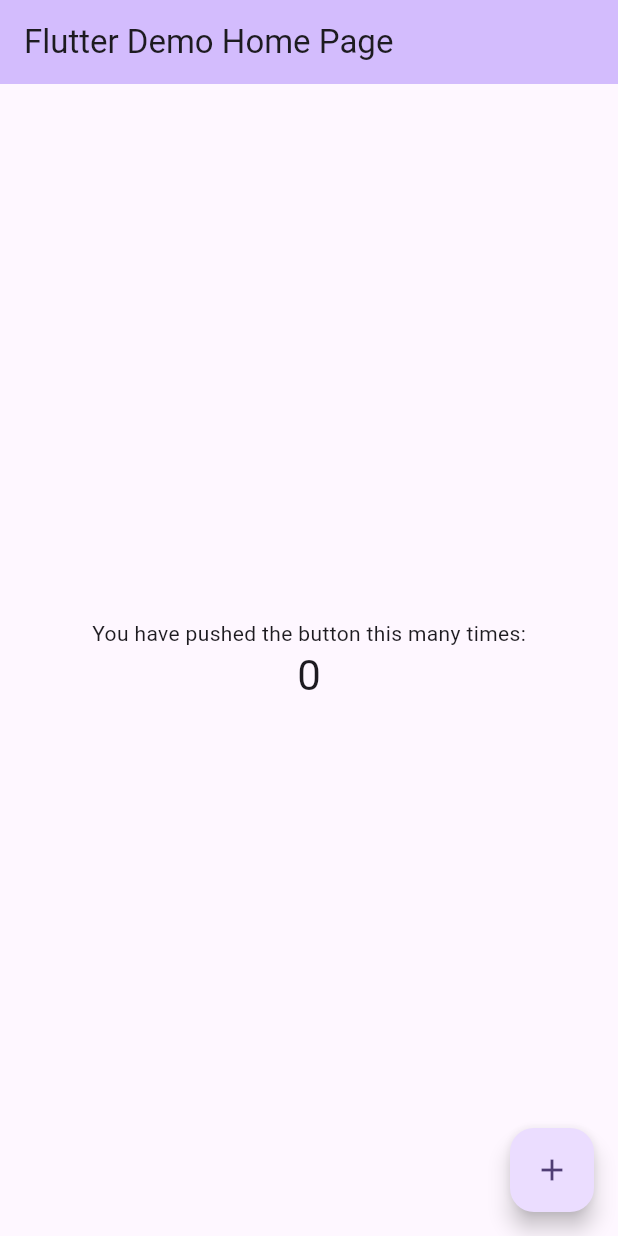
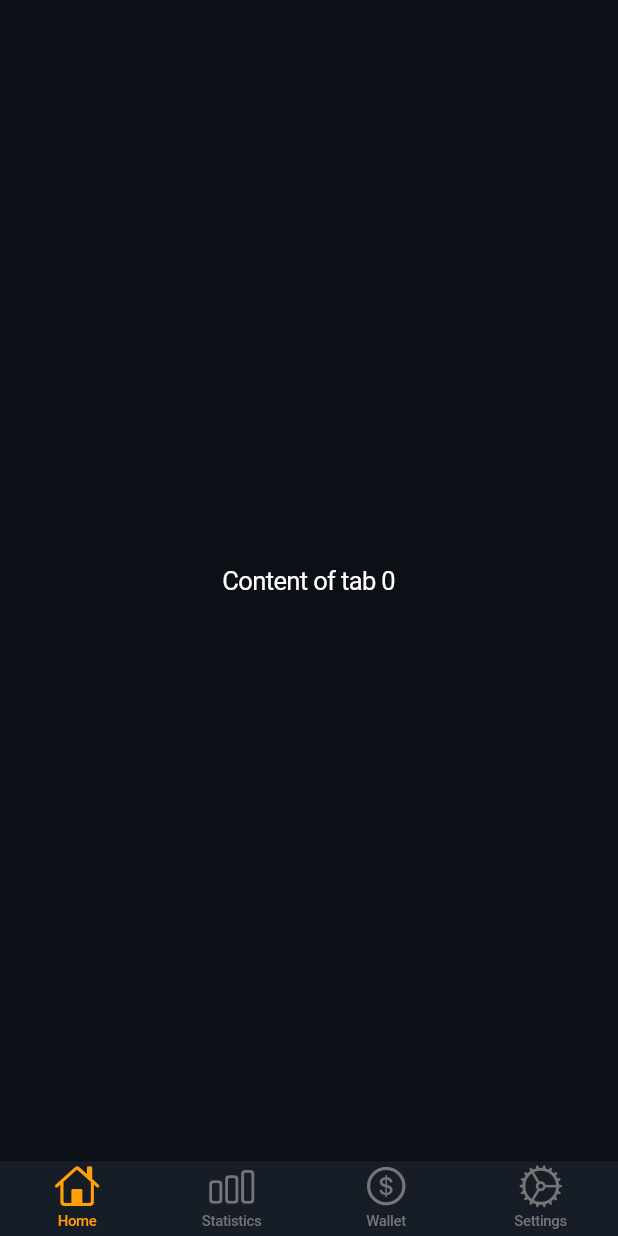
Before and after one commit to Gloacky/moneta, a Flutter app: the screen it shows after launch, on a phone screen of 412 x 824 dp. Run offline on Flutter 3.47's test engine with Material 3 defaults, Android fonts, the phone set to English and light mode, and no system bars; our stand-ins replace cupertino_ui, material_ui.

Commit message:
implemented bottom navigation bar

```diff
--- a/lib/main.dart
+++ b/lib/main.dart
@@ -1,122 +1,23 @@
-import 'package:material_ui/material_ui.dart';
+import 'package:cupertino_ui/cupertino_ui.dart';
+import 'shared/widgets/bottom_navigation.dart';
 
-void main() {
-  runApp(const MyApp());
+void main(){
+  runApp(const Moneta());
 }
 
-class MyApp extends StatelessWidget {
-  const MyApp({super.key});
+class Moneta extends StatelessWidget{
+  const Moneta({super.key});
 
-  // This widget is the root of your application.
   @override
-  Widget build(BuildContext context) {
-    return MaterialApp(
-      title: 'Flutter Demo',
-      theme: ThemeData(
-        // This is the theme of your application.
-        //
-        // TRY THIS: Try running your application with "flutter run". You'll see
-        // the application has a purple toolbar. Then, without quitting the app,
-        // try changing the seedColor in the colorScheme below to Colors.green
-        // and then invoke "hot reload" (save your changes or press the "hot
-        // reload" button in a Flutter-supported IDE, or press "r" if you used
-        // the command line to start the app).
-        //
-        // Notice that the counter didn't reset back to zero; the application
-        // state is not lost during the reload. To reset the state, use hot
-        // restart instead.
-        //
-        // This works for code too, not just values: Most code changes can be
-        // tested with just a hot reload.
-        colorScheme: .fromSeed(seedColor: Colors.deepPurple),
+  Widget build(BuildContext context){
+    return const CupertinoApp(
+      debugShowCheckedModeBanner: false,
+      theme:CupertinoThemeData(
+        brightness: Brightness.dark,
+        scaffoldBackgroundColor: Color(0xFF0D1117),
+        primaryColor: CupertinoColors.systemOrange,
       ),
-      home: const MyHomePage(title: 'Flutter Demo Home Page'),
+      home: BottomNavigation(),
     );
   }
 }
-
-class MyHomePage extends StatefulWidget {
-  const MyHomePage({super.key, required this.title});
-
-  // This widget is the home page of your application. It is stateful, meaning
-  // that it has a State object (defined below) that contains fields that affect
-  // how it looks.
-
-  // This class is the configuration for the state. It holds the values (in this
-  // case the title) provided by the parent (in this case the App widget) and
-  // used by the build method of the State. Fields in a Widget subclass are
-  // always marked "final".
-
-  final String title;
-
-  @override
-  State<MyHomePage> createState() => _MyHomePageState();
-}
-
-class _MyHomePageState extends State<MyHomePage> {
-  int _counter = 0;
-
-  void _incrementCounter() {
-    setState(() {
-      // This call to setState tells the Flutter framework that something has
-      // changed in this State, which causes it to rerun the build method below
-      // so that the display can reflect the updated values. If we changed
-      // _counter without calling setState(), then the build method would not be
-      // called again, and so nothing would appear to happen.
-      _counter++;
-    });
-  }
-
-  @override
-  Widget build(BuildContext context) {
-    // This method is rerun every time setState is called, for instance as done
-    // by the _incrementCounter method above.
-    //
-    // The Flutter framework has been optimized to make rerunning build methods
-    // fast, so that you can just rebuild anything that needs updating rather
-    // than having to individually change instances of widgets.
-    return Scaffold(
-      appBar: AppBar(
-        // TRY THIS: Try changing the color here to a specific color (to
-        // Colors.amber, perhaps?) and trigger a hot reload to see the AppBar
-        // change color while the other colors stay the same.
-        backgroundColor: Theme.of(context).colorScheme.inversePrimary,
-        // Here we take the value from the MyHomePage object that was created by
-        // the App.build method, and use it to set our appbar title.
-        title: Text(widget.title),
-      ),
-      body: Center(
-        // Center is a layout widget. It takes a single child and positions it
-        // in the middle of the parent.
-        child: Column(
-          // Column is also a layout widget. It takes a list of children and
-          // arranges them vertically. By default, it sizes itself to fit its
-          // children horizontally, and tries to be as tall as its parent.
-          //
-          // Column has various properties to control how it sizes itself and
-          // how it positions its children. Here we use mainAxisAlignment to
-          // center the children vertically; the main axis here is the vertical
-          // axis because Columns are vertical (the cross axis would be
-          // horizontal).
-          //
-          // TRY THIS: Invoke "debug painting" (choose the "Toggle Debug Paint"
-          // action in the IDE, or press "p" in the console), to see the
-          // wireframe for each widget.
-          mainAxisAlignment: .center,
-          children: [
-            const Text('You have pushed the button this many times:'),
-            Text(
-              '$_counter',
-              style: Theme.of(context).textTheme.headlineMedium,
-            ),
-          ],
-        ),
-      ),
-      floatingActionButton: FloatingActionButton(
-        onPressed: _incrementCounter,
-        tooltip: 'Increment',
-        child: const Icon(Icons.add),
-      ),
-    );
-  }
-}
--- /dev/null
+++ b/lib/shared/widgets/bottom_navigation.dart
@@ -0,0 +1,41 @@
+import 'package:cupertino_ui/cupertino_ui.dart';
+import 'package:material_ui/material_ui.dart';
+
+
+class BottomNavigation extends StatelessWidget{
+  const BottomNavigation({super.key});
+
+  @override
+  Widget build(BuildContext context){
+    return CupertinoTabScaffold(
+      tabBar:CupertinoTabBar(
+        backgroundColor: const Color(0xFF171D26),
+        items: const <BottomNavigationBarItem>[
+          BottomNavigationBarItem(
+            icon:Icon(CupertinoIcons.home),
+            label: 'Home',
+          ),
+          BottomNavigationBarItem(
+            icon: Icon(CupertinoIcons.chart_bar),
+            label: 'Statistics',
+          ),
+          BottomNavigationBarItem(
+            icon: Icon(CupertinoIcons.money_dollar_circle),
+            label: 'Wallet',
+          ),
+          BottomNavigationBarItem(
+            icon: Icon(CupertinoIcons.settings),
+            label: 'Settings',
+          ),
+        ],
+      ),
+      tabBuilder: (BuildContext context,int index){
+        return CupertinoTabView(
+          builder:(BuildContext context){
+            return Center(child:Text('Content of tab $index'));
+          }
+        );
+      },
+    );
+  }
+}
```
Also changed, not shown: pubspec.yaml (+7 -1 lines), pubspec.lock, 2 other files.
